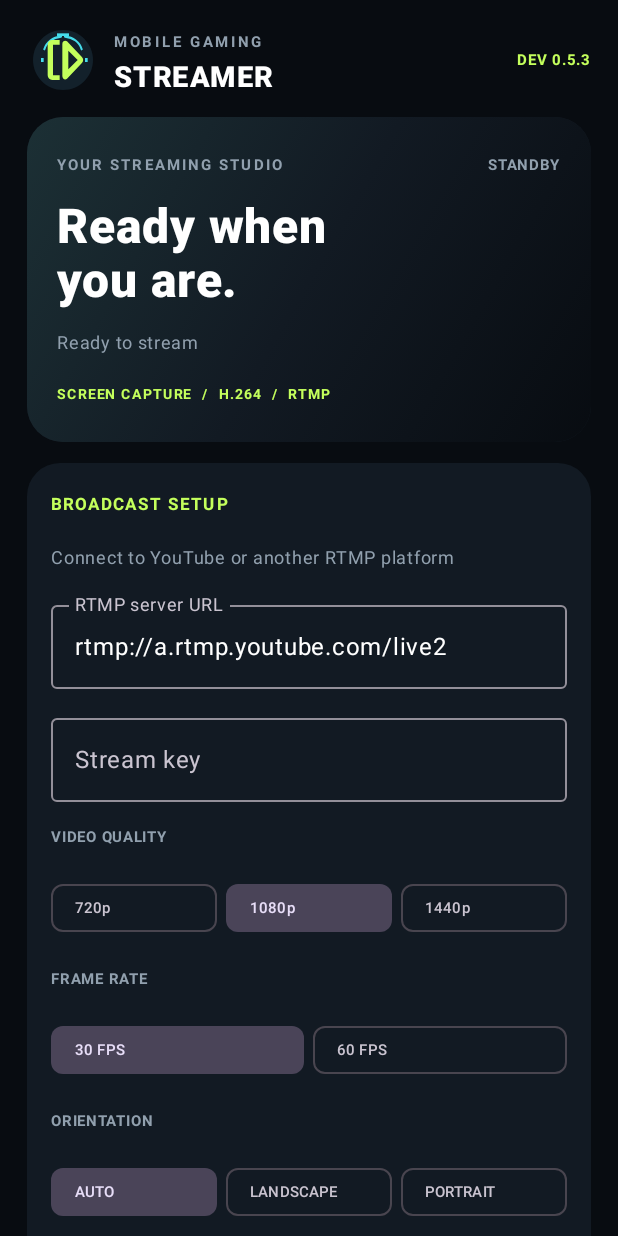
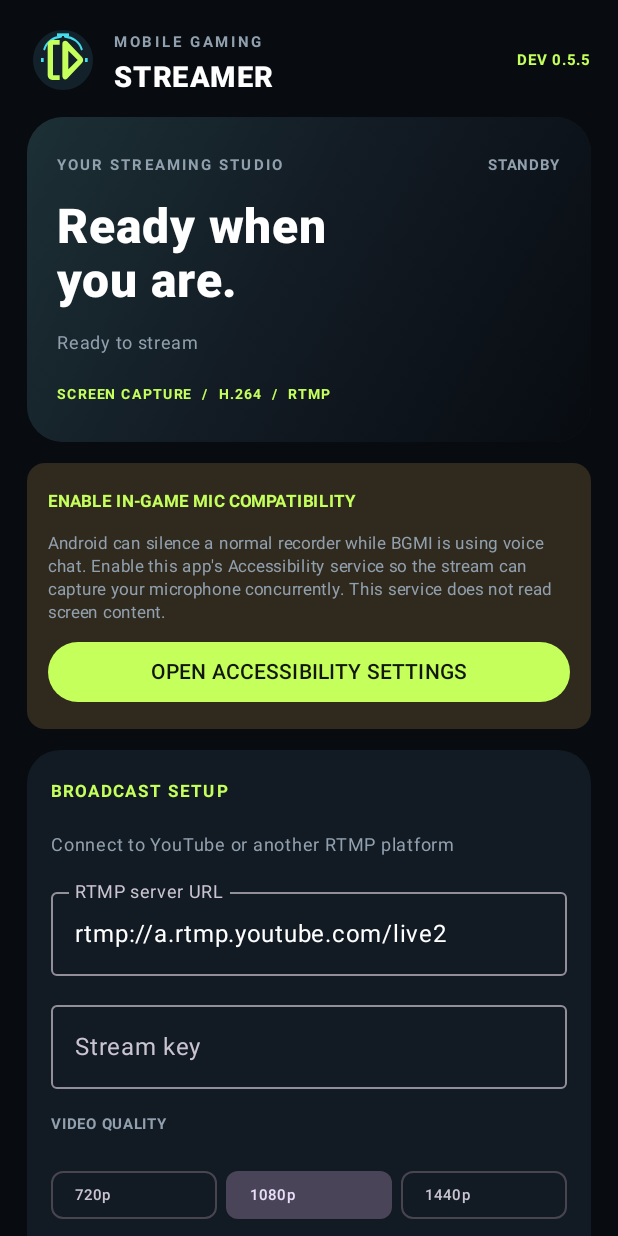
Before and after one commit to JUBERSALEEM/MobileGamingStreamer, an Android app built with Jetpack Compose: the screen it shows after launch (MainActivity), on a phone screen of 412 x 824 dp. Run offline under Robolectric (Android 15) with nearby library versions, the phone set to English and light mode, and no system bars.

Commit message:
feat: add accessibility onboarding and normal/balanced audio presets

```diff
--- a/app/src/main/java/com/jubersaleem/mobilegamingstreamer/MainActivity.kt
+++ b/app/src/main/java/com/jubersaleem/mobilegamingstreamer/MainActivity.kt
@@ -2,6 +2,7 @@ package com.jubersaleem.mobilegamingstreamer
 
 import android.Manifest
 import android.content.Intent
+import android.content.ComponentName
 import android.content.BroadcastReceiver
 import android.content.Context
 import android.content.IntentFilter
@@ -50,6 +51,7 @@ class MainActivity : ComponentActivity() {
     private var broadcastActive by mutableStateOf(false)
     private var broadcastStarting by mutableStateOf(false)
     private var notificationsAllowed by mutableStateOf(true)
+    private var accessibilityEnabled by mutableStateOf(false)
     private var server by mutableStateOf("rtmp://a.rtmp.youtube.com/live2")
     private var key by mutableStateOf("")
     private var quality by mutableStateOf("1080p")
@@ -58,6 +60,7 @@ class MainActivity : ComponentActivity() {
     private var audioMode by mutableStateOf("BALANCED")
     private var pendingLive by mutableStateOf(false)
     private var waitingForOverlayPermission = false
+    private var waitingForAccessibility = false
 
     private val broadcastStatusReceiver = object : BroadcastReceiver() {
         override fun onReceive(context: Context?, intent: Intent?) {
@@ -93,6 +96,18 @@ class MainActivity : ComponentActivity() {
 
     override fun onResume() {
         super.onResume()
+        accessibilityEnabled = isAccessibilityServiceEnabled()
+        if (waitingForAccessibility) {
+            waitingForAccessibility = false
+            if (accessibilityEnabled) {
+                status = "Microphone concurrency enabled • continue screen capture setup"
+                if (pendingLive) requestProjection()
+            } else {
+                pendingLive = false
+                broadcastStarting = false
+                status = "Accessibility microphone access was not enabled"
+            }
+        }
         if (waitingForOverlayPermission) {
             waitingForOverlayPermission = false
             if (Settings.canDrawOverlays(this)) {
@@ -102,6 +117,15 @@ class MainActivity : ComponentActivity() {
                 status = "Floating bubble permission was not granted"
             }
         }
+    }
+
+    private fun isAccessibilityServiceEnabled(): Boolean {
+        val expected = ComponentName(this, RtmpBroadcastService::class.java)
+        val enabled = Settings.Secure.getString(
+            contentResolver,
+            Settings.Secure.ENABLED_ACCESSIBILITY_SERVICES
+        ).orEmpty()
+        return enabled.split(':').any { ComponentName.unflattenFromString(it) == expected }
     }
 
     private val notificationPermission = registerForActivityResult(ActivityResultContracts.RequestPermission()) {
@@ -190,6 +214,17 @@ class MainActivity : ComponentActivity() {
                                 }
                             }
                         }
+                        if (!accessibilityEnabled) {
+                            Card(colors = CardDefaults.cardColors(containerColor = Color(0xFF30291D))) {
+                                Column(Modifier.fillMaxWidth().padding(14.dp), verticalArrangement = Arrangement.spacedBy(8.dp)) {
+                                    Text("ENABLE IN-GAME MIC COMPATIBILITY", color = Lime, fontWeight = FontWeight.Bold, fontSize = 11.sp)
+                                    Text("Android can silence a normal recorder while BGMI is using voice chat. Enable this app's Accessibility service so the stream can capture your microphone concurrently. This service does not read screen content.", color = Muted, fontSize = 11.sp, lineHeight = 15.sp)
+                                    Button(onClick = { startActivity(Intent(Settings.ACTION_ACCESSIBILITY_SETTINGS)) }, modifier = Modifier.fillMaxWidth()) {
+                                        Text("OPEN ACCESSIBILITY SETTINGS")
+                                    }
+                                }
+                            }
+                        }
                         if (page == "SETUP") {
                             BroadcastPanel(server, { server = it }, key, { key = it },
                                 quality, { quality = it }, fps, { fps = it }, orientation, { orientation = it },
@@ -202,8 +237,14 @@ class MainActivity : ComponentActivity() {
                                     else {
                                         pendingLive = true
                                         broadcastStarting = true
-                                        status = "Requesting screen/app selection permission…"
-                                        requestProjection()
+                                        if (!isAccessibilityServiceEnabled()) {
+                                            waitingForAccessibility = true
+                                            status = "Enable Mobile Gaming Streamer in Accessibility settings, then return"
+                                            startActivity(Intent(Settings.ACTION_ACCESSIBILITY_SETTINGS))
+                                        } else {
+                                            status = "Requesting screen/app selection permission…"
+                                            requestProjection()
+                                        }
                                     }
                                 },
                                 onStopLive = { RtmpBroadcastService.requestStop(this@MainActivity) }
@@ -294,7 +335,7 @@ private fun Header() {
             Text("MOBILE GAMING", color = Muted, fontSize = 10.sp, letterSpacing = 1.8.sp, fontWeight = FontWeight.Bold)
             Text("STREAMER", fontSize = 19.sp, fontWeight = FontWeight.ExtraBold, letterSpacing = 1.sp)
         }
-        Text("DEV 0.5.3", color = Lime, fontSize = 10.sp, fontWeight = FontWeight.Bold)
+        Text("DEV 0.5.5", color = Lime, fontSize = 10.sp, fontWeight = FontWeight.Bold)
     }
 }
 
@@ -348,8 +389,8 @@ private fun BroadcastPanel(
             Text("ORIENTATION", color = Muted, fontSize = 10.sp, fontWeight = FontWeight.Bold)
             ChoiceRow(listOf("AUTO", "LANDSCAPE", "PORTRAIT"), orientation, onOrientation)
             Text("AUDIO SOURCE", color = Muted, fontSize = 10.sp, fontWeight = FontWeight.Bold)
-            ChoiceRow(listOf("MIC", "GAME", "BALANCED"), audioMode, onAudioMode)
-            Text(if (audioMode == "MIC") "Microphone only" else if (audioMode == "GAME") "Internal game/device playback only" else "Balanced mix: microphone + game audio; voice is boosted slightly above game sound", color = Muted, fontSize = 10.sp, lineHeight = 14.sp)
+            ChoiceRow(listOf("MIC", "GAME", "NORMAL", "BALANCED"), audioMode, onAudioMode)
+            Text(when (audioMode) { "MIC" -> "Microphone only"; "GAME" -> "Internal game/device playback only"; "NORMAL" -> "Game playback + microphone at equal level"; else -> "Balanced mix: game playback + microphone, with microphone level boosted" }, color = Muted, fontSize = 10.sp, lineHeight = 14.sp)
             Text("Higher resolutions and 60 FPS depend on encoder support, game orientation, network and device temperature.",
                 color = Muted, fontSize = 10.sp, lineHeight = 14.sp)
             Button(
```
